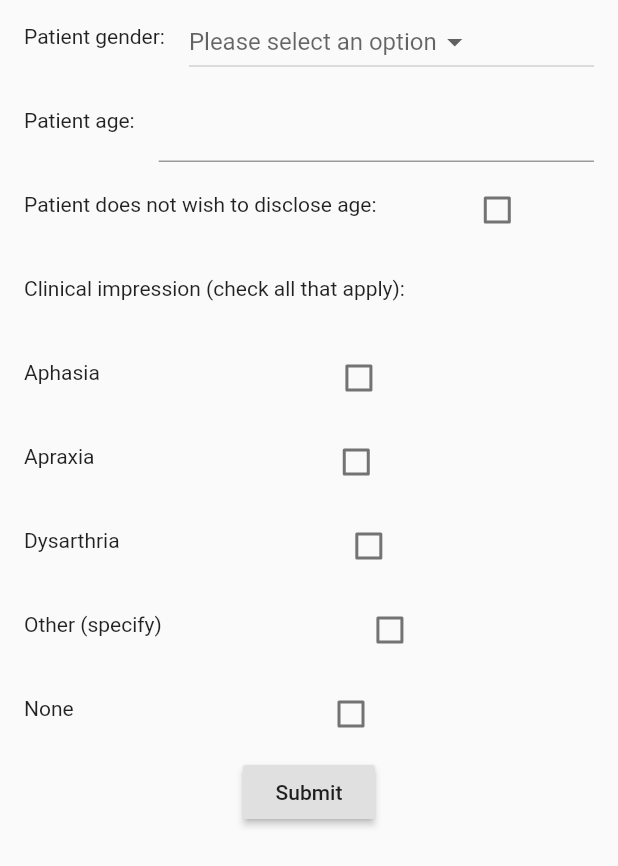
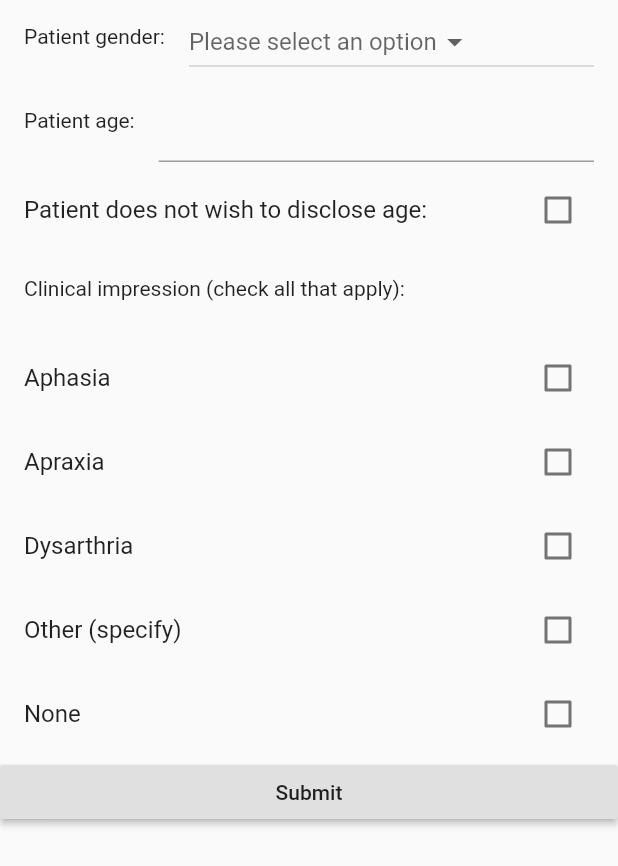
Before and after one commit to RyanRemer/project_apraxia, a Flutter app: the SurveyForm widget shown alone on an empty page, opened directly with empty values, on a phone screen of 412 x 824 dp. Shown: the top 866 px of the screen. Run offline on Flutter 3.47's test engine with Material 2 defaults, Android fonts, the phone set to English and light mode, and no system bars; our stand-ins replace signature; missing offline and left inert: amazon_cognito_identity_dart_2, audioplayer.

Commit message:
small fixes

```diff
--- a/lib/page/AmbiancePage.dart
+++ b/lib/page/AmbiancePage.dart
@@ -105,7 +105,7 @@ class _AmbiancePageState extends State<AmbiancePage> {
 
   Future<void> setAmbiance(String fileUri) async {
     try {
-      await wsdCalculator.setAmbiance(fileUri);
+      await wsdCalculator.setAmbiance(fileUri, evalId: widget.evalId);
     } on ServerConnectionException {
       wsdCalculator = new LocalWSDCalculator();
       await wsdCalculator.setAmbiance(fileUri);
--- a/lib/page/SelectWaiverPage.dart
+++ b/lib/page/SelectWaiverPage.dart
@@ -33,7 +33,7 @@ class _SelectWaiverPageState extends State<SelectWaiverPage> {
       appBar: AppBar(
         title: Text("Select Waiver"),
       ),
-      body: Column(
+      body: ListView(
         children: <Widget>[
           Padding(
             child: Container(),
--- a/lib/widget/form/SurveyForm.dart
+++ b/lib/widget/form/SurveyForm.dart
@@ -37,7 +37,8 @@ class _SurveyFormState extends State<SurveyForm> {
       ? Expanded(
         child: Center(child: CircularProgressIndicator(),)
       )
-      : Column(
+      : Expanded(
+              child: ListView(
           children: <Widget>[
             ListTile(
               leading: Text("Patient gender:"),
@@ -61,6 +62,7 @@ class _SurveyFormState extends State<SurveyForm> {
               leading: Text("Patient age:"),
               title: TextFormField(
                 initialValue: fields.age,
+                keyboardType: TextInputType.numberWithOptions(),
                 validator: (String age) {
                   if (!_doNotDiscloseAge) {
                     return FormValidator.isValidAge(age);
@@ -78,8 +80,8 @@ class _SurveyFormState extends State<SurveyForm> {
               ),
             ),
             ListTile(
-            leading: Text("Patient does not wish to disclose age:"),
-            title: Checkbox(
+              title: Text("Patient does not wish to disclose age:"),
+              trailing: Checkbox(
                 value: _doNotDiscloseAge,
                 onChanged: (bool value) {
                   setState(() {
@@ -97,8 +99,8 @@ class _SurveyFormState extends State<SurveyForm> {
             ),
 
             ListTile(
-            leading: Text("Aphasia"),
-            title: Checkbox(
+              title: Text("Aphasia"),
+              trailing: Checkbox(
                 value: _aphasia,
                 onChanged: (bool value) {
                   setState(() {
@@ -111,8 +113,8 @@ class _SurveyFormState extends State<SurveyForm> {
               ),
             ),
             ListTile(
-            leading: Text("Apraxia"),
-            title: Checkbox(
+              title: Text("Apraxia"),
+              trailing: Checkbox(
                 value: _apraxia,
                 onChanged: (bool value) {
                   setState(() {
@@ -125,8 +127,8 @@ class _SurveyFormState extends State<SurveyForm> {
               ),
             ),
             ListTile(
-            leading: Text("Dysarthria"),
-            title: Checkbox(
+              title: Text("Dysarthria"),
+              trailing: Checkbox(
                 value: _dysarthria,
                 onChanged: (bool value) {
                   setState(() {
@@ -139,8 +141,8 @@ class _SurveyFormState extends State<SurveyForm> {
               ),
             ),
             ListTile(
-            leading: Text("Other (specify)"),
-            title: Checkbox(
+              title: Text("Other (specify)"),
+              trailing: Checkbox(
                 value: _other,
                 onChanged: (bool value) {
                   setState(() {
@@ -163,8 +165,8 @@ class _SurveyFormState extends State<SurveyForm> {
               ),
             ),
             ListTile(
-            leading: Text("None"),
-            title: Checkbox(
+              title: Text("None"),
+              trailing: Checkbox(
                 value: _none,
                 onChanged: (bool value) {
                   setState(() {
@@ -184,6 +186,7 @@ class _SurveyFormState extends State<SurveyForm> {
               onPressed: () => this.submit(context),
             )
           ],
+        ),
       )
     );
   }
```
Also changed, not shown: pubspec.lock, 1 other file. Lines whose indentation alone changed are shown as unchanged.
